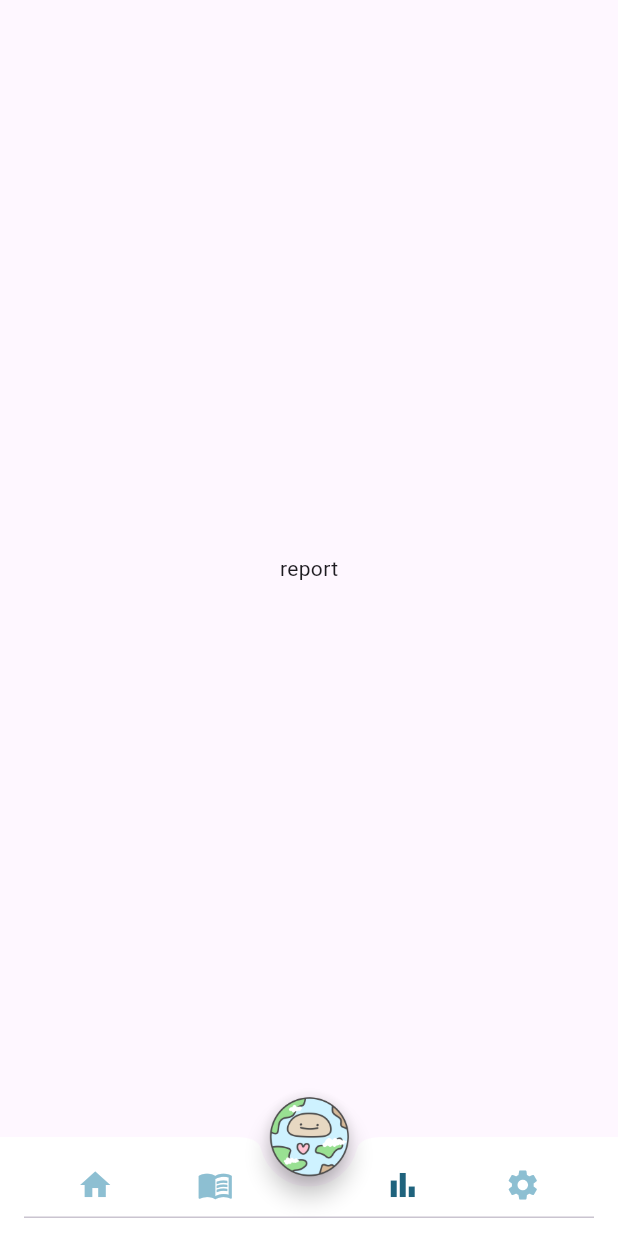
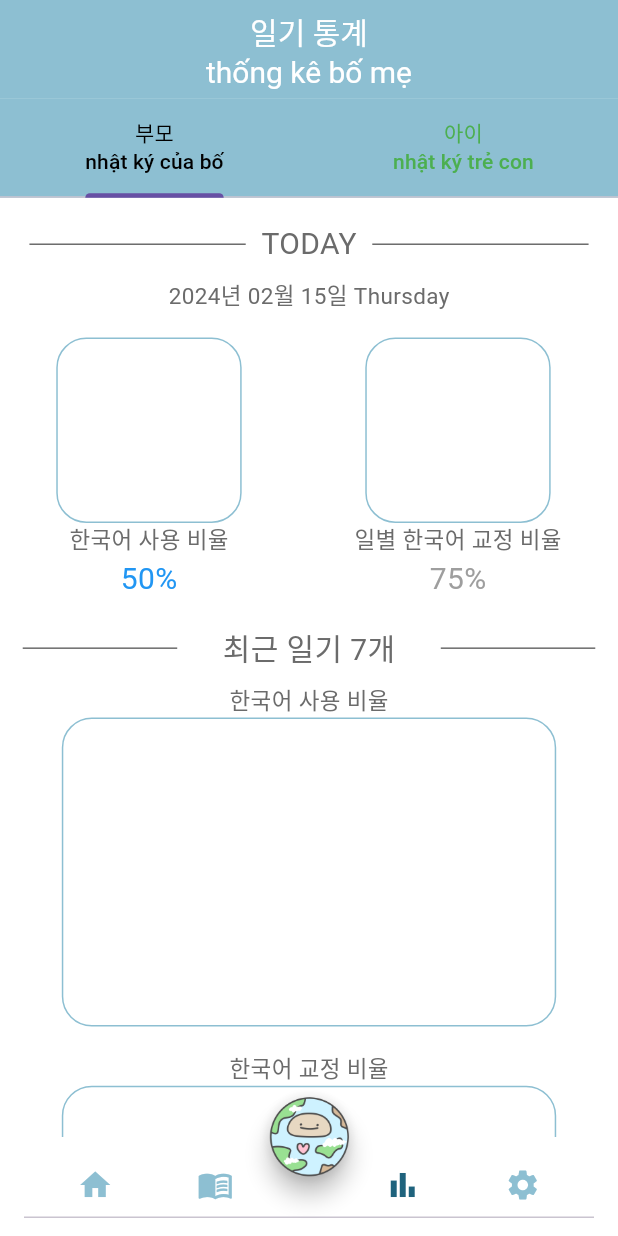
Before and after one commit to Dara-Kim/Front_Flutter, a Flutter app: the screen it shows after launch, item 3 of the bottom bar chosen, on a phone screen of 412 x 824 dp. Run offline on Flutter 3.47's test engine with Material 3 defaults, Android fonts, the light colour scheme and no system bars; our stand-ins replace image_picker; network calls fail.

Commit message:
REFACTOR/ 리포트 페이지 수정

```diff
--- a/Dasori/lib/main.dart
+++ b/Dasori/lib/main.dart
@@ -4,7 +4,7 @@ import 'package:Front_Flutter/providers/auth.dart';
 import 'package:Front_Flutter/screens/login/login.dart';
 import 'package:Front_Flutter/widgets/navigation_bar.dart';
 // import 'package:dasori/screens/diary/parent_diary_upload.dart';
-
+import 'package:Front_Flutter/screens/report/report.dart';
 
 void main() {
   runApp(MyApp());
@@ -18,6 +18,7 @@ class MyApp extends StatelessWidget {
         create: (context) => AuthProvider(),
         child: Consumer<AuthProvider>(
           builder: (context, auth, child) {
+            //return auth.isAuthenticated ? NavBar() : login();
             return auth.isAuthenticated ? NavBar() : NavBar();
           },
         ),
--- a/Dasori/lib/screens/diary/child_diary_camera.dart
+++ b/Dasori/lib/screens/diary/child_diary_camera.dart
@@ -114,6 +114,7 @@ class _CameraState extends State<Camera> {
               SizedBox(width: width * 0.02),
             ],
           ),
+
           SizedBox(height: height * 0.002),
           Row(
             mainAxisAlignment: MainAxisAlignment.spaceAround,
--- /dev/null
+++ b/Dasori/lib/screens/report/report.dart
@@ -0,0 +1,335 @@
+import 'package:flutter/material.dart';
+import 'package:intl/intl.dart'; // 날짜 형식을 사용하기 위한 패키지
+import 'dart:math';
+
+class Report extends StatefulWidget {
+  const Report({super.key});
+
+  @override
+  _ReportState createState() => _ReportState();
+}
+
+class _ReportState extends State<Report> with TickerProviderStateMixin {
+
+  late TabController reportTabController; // 탭 컨트롤러 선언
+  final double percentage=0.5; // 백분율 값
+
+  //CircleGraphPainter({required this.percentage});
+
+  @override
+  void initState() {
+    super.initState();
+    reportTabController = TabController(length: 2, vsync: this);
+  }
+
+  @override
+  Widget build(BuildContext context) {
+
+    return Scaffold(
+        backgroundColor: Colors.white,
+        appBar: AppBar(
+          toolbarHeight: MediaQuery.of(context).size.height * 0.08,
+          backgroundColor: Color(0xFF8DBFD2),
+          title: Center(
+            child: RichText(
+              textAlign: TextAlign.center,
+              text: TextSpan(text: '일기 통계\nthống kê bố mẹ', style: TextStyle(color: Colors.white,fontSize: 20),),
+            ),
+          ),
+        ),
+        body: SingleChildScrollView(
+          child: Container(
+            child: Column(
+              children: [
+                //부모 일기 아이 일기 탭
+                Container(
+                  height: MediaQuery.of(context).size.height * 0.08,
+                  color: Color(0xFF8DBFD2),
+                  child: TabBar(
+                    controller: reportTabController,
+                    tabs: [
+                      Tab(
+                        child: Text(
+                          '부모\nnhật ký của bố',
+                          textAlign: TextAlign.center,
+                          style: TextStyle(
+                            color: reportTabController.index == 0 ? Colors.black : Colors.green,
+                            fontSize: 14,
+                            ),
+                          ),
+                        ),
+                      Tab(
+                        child: Text(
+                          '아이\nnhật ký trẻ con',
+                          textAlign: TextAlign.center,
+                          style: TextStyle(
+                            color: reportTabController.index == 1 ? Colors.black : Colors.green,
+                            fontSize: 14,
+                          ),
+                        ),
+                      ),
+                    ],
+                  ),
+                ),
+                SizedBox(height: MediaQuery.of(context).size.height * 0.02,),
+
+                //TODAY
+                Row(
+                  mainAxisAlignment: MainAxisAlignment.spaceAround,
+                  children: [
+                    SizedBox(width: MediaQuery.of(context).size.width * 0.01),
+                    Container( height:1.0,
+                      width:MediaQuery.of(context).size.width * 0.35,
+                      color:Color(0xff6B6B6B),),
+                    Text(
+                      'TODAY',
+                      textAlign: TextAlign.center,
+                      style: TextStyle(
+                        fontSize: 20,
+                        color: Color(0xff6B6B6B),
+                      ),
+                    ),
+                    Container( height:1.0,
+                      width:MediaQuery.of(context).size.width * 0.35,
+                      color:Color(0xff6B6B6B),),
+                    SizedBox(width: MediaQuery.of(context).size.width * 0.01),
+                  ],
+                ),
+                SizedBox(height: MediaQuery.of(context).size.height * 0.01,),
+                Text(
+                    DateFormat('yyyy년 MM월 dd일 EEEE').format(DateTime.now()),
+                    style: TextStyle(
+                      color: Color(0xff6B6B6B),
+                      fontSize:15,
+                    )
+                ),
+                SizedBox(height: MediaQuery.of(context).size.height * 0.02,),
+                Row(
+                  mainAxisAlignment: MainAxisAlignment.spaceAround,
+                  children: [
+                    Column(
+                      mainAxisAlignment: MainAxisAlignment.center,
+                      children: [
+                        Container(
+                          width: MediaQuery.of(context).size.width * 0.3,
+                          height: MediaQuery.of(context).size.width * 0.3,
+                          decoration: BoxDecoration(
+                              border: Border.all(color: Color(0xFF8DBFD2),),
+                              borderRadius:BorderRadius.circular(20)
+                          ),
+                        ),
+                        Text(
+                            '한국어 사용 비율',
+                            style: TextStyle(
+                              color: Color(0xff6B6B6B),
+                              fontSize:15,
+                            )
+                        ),
+                        //추후 비율 변수 값 대입(일별 한국어 사용 비울)
+                        Text('50%',
+                          style: TextStyle(
+                          color: Colors.blue,
+                          fontSize:20,
+                          ),
+                        ),
+                      ],
+                    ),
+                    Column(
+                      mainAxisAlignment: MainAxisAlignment.center,
+                      children: [
+                        Container(
+                          width: MediaQuery.of(context).size.width * 0.3,
+                          height: MediaQuery.of(context).size.width * 0.3,
+                          decoration: BoxDecoration(
+                              border: Border.all(color: Color(0xFF8DBFD2),),
+                              borderRadius:BorderRadius.circular(20)
+                          ),
+                        ),
+                        Text(
+                            '일별 한국어 교정 비율',
+                            style: TextStyle(
+                              color: Color(0xff6B6B6B),
+                              fontSize:15,
+                            )
+                        ),
+                        //추후 비율 변수 값 대입(일별 한국어 사용 비울)
+                        Text('75%',
+                          style: TextStyle(
+                            color: Colors.grey,
+                            fontSize:20,
+                          ),
+                        ),
+                      ],
+                    ),
+                  ],
+                ),
+                SizedBox(height: MediaQuery.of(context).size.height * 0.02,),
+
+                //최근 일기 7개
+                Row(
+                  mainAxisAlignment: MainAxisAlignment.spaceAround,
+                  children: [
+                    Container( height:1.0,
+                      width:MediaQuery.of(context).size.width * 0.25,
+                      color:Color(0xff6B6B6B),),
+                    Text(
+                      '최근 일기 7개',
+                      style: TextStyle(
+                        fontSize: 20,
+                        color: Color(0xff6B6B6B),
+                      ),
+                    ),
+                    Container( height:1.0,
+                      width:MediaQuery.of(context).size.width * 0.25,
+                      color:Color(0xff6B6B6B),
+                    ),
+                  ],
+                ),
+                SizedBox(height: MediaQuery.of(context).size.height * 0.01,),
+                Text(
+                      '한국어 사용 비율',
+                      style: TextStyle(
+                      color: Color(0xff6B6B6B),
+                      fontSize:15,
+                    )
+                ),
+                Container(
+                  width: MediaQuery.of(context).size.width * 0.8,
+                  height: MediaQuery.of(context).size.width * 0.5,
+                  decoration: BoxDecoration(
+                      border: Border.all(color: Color(0xFF8DBFD2),),
+                      borderRadius:BorderRadius.circular(20)
+                  ),
+                ),
+                SizedBox(height: MediaQuery.of(context).size.height * 0.02,),
+                Text(
+                    '한국어 교정 비율',
+                    style: TextStyle(
+                      color: Color(0xff6B6B6B),
+                      fontSize:15,
+                    )
+                ),
+                Container(
+                  width: MediaQuery.of(context).size.width * 0.8,
+                  height: MediaQuery.of(context).size.width * 0.5,
+                  decoration: BoxDecoration(
+                      border: Border.all(color: Color(0xFF8DBFD2),),
+                      borderRadius:BorderRadius.circular(20)
+                  ),
+                ),
+                SizedBox(height: MediaQuery.of(context).size.height * 0.05,),
+
+                //최근 일기 30개
+                Row(
+                  mainAxisAlignment: MainAxisAlignment.spaceAround,
+                  children: [
+                    Container( height:1.0,
+                      width:MediaQuery.of(context).size.width * 0.25,
+                      color:Color(0xff6B6B6B),),
+                    Text(
+                      '최근 일기 30개',
+                      style: TextStyle(
+                        fontSize: 20,
+                        color: Color(0xff6B6B6B),
+                      ),
+                    ),
+                    Container( height:1.0,
+                      width:MediaQuery.of(context).size.width * 0.25,
+                      color:Color(0xff6B6B6B),),
+                  ],
+                ),
+                SizedBox(height: MediaQuery.of(context).size.height * 0.03,),
+                Stack(
+                  children: [
+                    Container(
+                      width: MediaQuery.of(context).size.width * 0.8,
+                      height: MediaQuery.of(context).size.width * 0.8,
+                      decoration: BoxDecoration(
+                          border: Border.all(color: Color(0xFF8DBFD2),),
+                          borderRadius:BorderRadius.circular(20)
+                      ),
+                    ),
+                    Positioned(
+                      left: MediaQuery.of(context).size.width * 0.03,
+                      top: MediaQuery.of(context).size.height * 0.01,
+                      child: Text(
+                          '일별 한국어 사용 비율',
+                          style: TextStyle(
+                            color: Color(0xff6B6B6B),
+                            fontSize:15,
+                          )
+                      ),
+                    ),
+                  ],
+                ),
+                SizedBox(height: MediaQuery.of(context).size.height * 0.01,),
+                Stack(
+                  children: [
+                    Container(
+                      width: MediaQuery.of(context).size.width * 0.8,
+                      height: MediaQuery.of(context).size.width * 0.8,
+                      decoration: BoxDecoration(
+                          border: Border.all(color: Color(0xFF8DBFD2),),
+                          borderRadius:BorderRadius.circular(20)
+                      ),
+                    ),
+                    Positioned(
+                      left: MediaQuery.of(context).size.width * 0.03,
+                      top: MediaQuery.of(context).size.height * 0.01,
+                      child: Text(
+                          '일별 한국어 교정 비율',
+                          style: TextStyle(
+                            color: Color(0xff6B6B6B),
+                            fontSize:15,
+                          )
+                      ),
+                    ),
+                  ],
+                ),
+                SizedBox(height: MediaQuery.of(context).size.height * 0.1,),
+              ],
+            ),
+          ),
+        ),
+    );
+  }
+}
+
+
+
+class CircleGraphPainter extends CustomPainter {
+  final double percentage; // 백분율 값
+
+  CircleGraphPainter({required this.percentage});
+
+  @override
+  void paint(Canvas canvas, Size size) {
+    final center = Offset(size.width / 2, size.height / 2);
+    final radius = min(size.width / 2, size.height / 2);
+    final paint = Paint()
+      ..color = Colors.blue
+      ..style = PaintingStyle.stroke
+      ..strokeWidth = 20;
+
+    canvas.drawCircle(center, radius, paint);
+
+    final sweepAngle = 2 * pi * percentage / 100;
+    final paintFill = Paint()
+      ..color = Colors.blue
+      ..style = PaintingStyle.fill;
+
+    canvas.drawArc(
+      Rect.fromCircle(center: center, radius: radius),
+      -pi / 2,
+      sweepAngle,
+      true,
+      paintFill,
+    );
+  }
+
+  @override
+  bool shouldRepaint(covariant CustomPainter oldDelegate) {
+    return true;
+  }
+
+}
--- a/Dasori/lib/widgets/navigation_bar.dart
+++ b/Dasori/lib/widgets/navigation_bar.dart
@@ -3,6 +3,7 @@ import 'package:Front_Flutter/screens/home/home.dart';
 import 'package:Front_Flutter/screens/conversation/conversation_today.dart';
 import 'package:Front_Flutter/screens/diary/parent_diary_upload.dart';
 import 'package:Front_Flutter/screens/diary/child_diary_camera.dart';
+import 'package:Front_Flutter/screens/report/report.dart';
 
 
 class NavBar extends StatefulWidget {
@@ -23,8 +24,9 @@ class _NavBarState extends State<NavBar> {
             children: <Widget>[
               Home(),
               Conversation(),
-              Container(child: Center(child: Text('report'),),),
+              Report(),
               Container(child: Center(child: Text('setting'),),)
+
             ],
           ),
 
@@ -68,7 +70,7 @@ class _NavBarState extends State<NavBar> {
             backgroundColor: Colors.transparent,
             shape: CircleBorder(),
           ),
-
+          extendBody: true,
           bottomNavigationBar: _buildBottomAppBar(),
         ),
       ),
--- a/Dasori/pubspec.yaml
+++ b/Dasori/pubspec.yaml
@@ -70,6 +70,10 @@ flutter:
     - assets/imageC.png
     - assets/imageP.png
     - assets/gallery.png
+    - assets/conv_parent_question.png
+    - assets/conv_child_question.png
+    - assets/tap.png
+    - assets/arrow_drop_down_white.png
   # An image asset can refer to one or more resolution-specific "variants", see
   # https://flutter.dev/assets-and-images/#resolution-aware
 
```
Also changed, not shown: Dasori/lib/screens/conversation/conversation_today.dart (+207 -99 lines), Dasori/lib/screens/home/home.dart (+31 -27 lines), Dasori/assets/arrow_drop_down_white.png (added), Dasori/assets/conv_child_question.png (added), Dasori/assets/conv_parent_question.png (added), Dasori/assets/tap.png (added).
